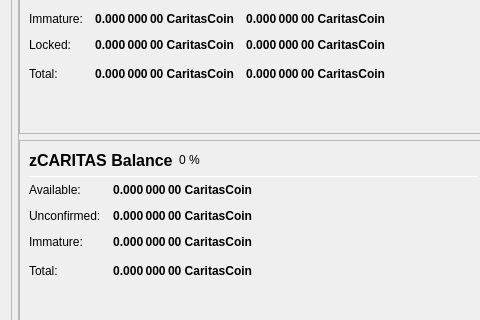
Old version of the form src/qt/forms/overviewpage.ui in the repository caritascoin/caritascoin; both pictures show x 0 to 480 and y 438 to 758 of the 978 by 841 pixel window.
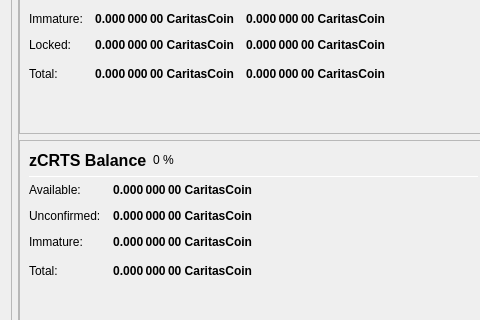
New version of the form.

Patch:
```diff
--- a/src/qt/forms/overviewpage.ui
+++ b/src/qt/forms/overviewpage.ui
@@ -852,7 +852,7 @@
                           </font>
                          </property>
                          <property name="text">
-                          <string>zCARITAS Balance</string>
+                          <string>zCRTS Balance</string>
                          </property>
                         </widget>
                        </item>
```
Left out of the diff: 12 changed lines with no effect on the pictures.
